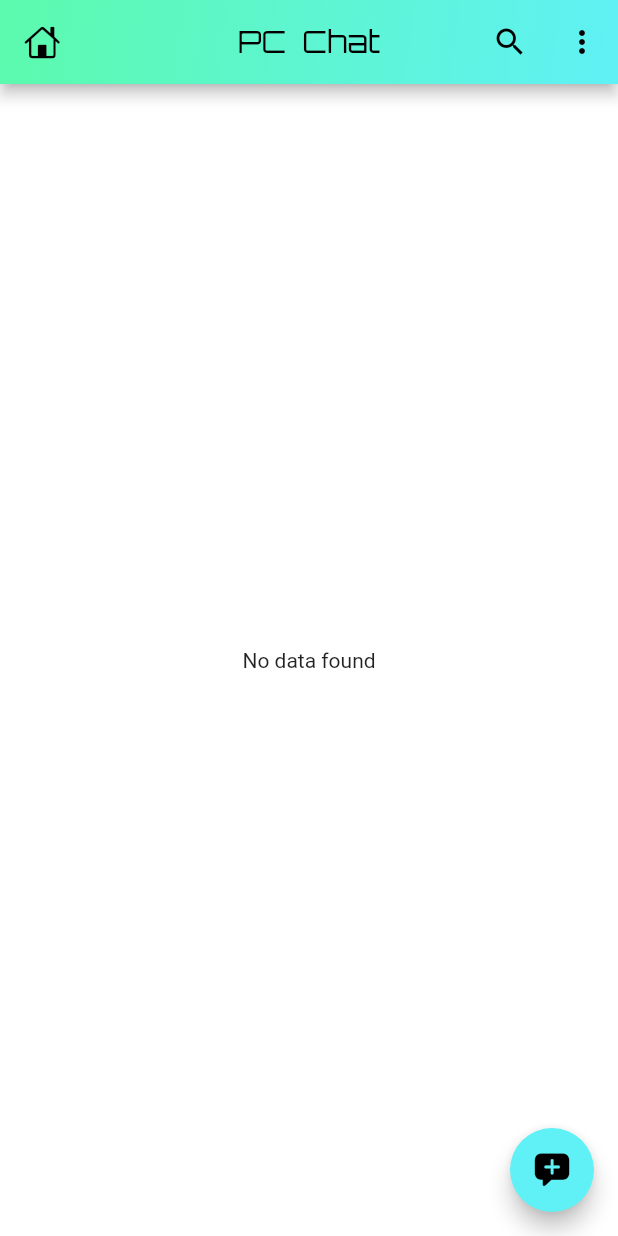
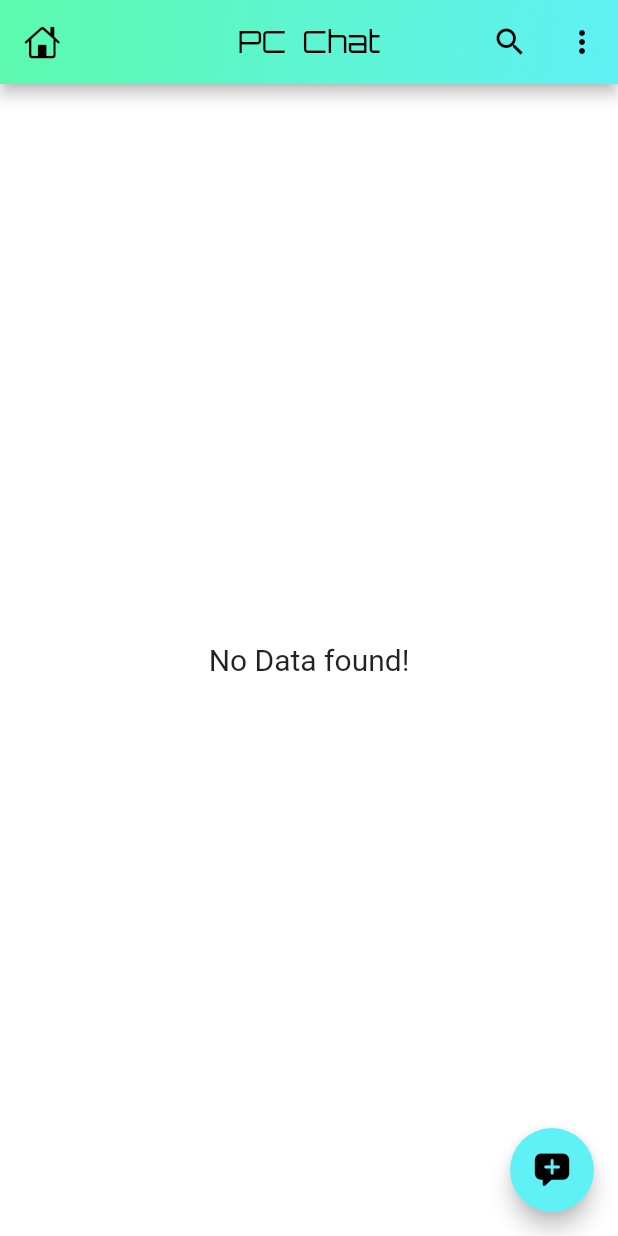
Before and after one commit to PrashantChandraker/prashant_chat_app, a Flutter app: the HomeScreen screen opened directly, on a phone screen of 412 x 824 dp. Run offline on Flutter 3.47's test engine with Material 3 defaults, Android fonts, the phone set to English and light mode, and no system bars; our stand-ins replace cloud_firestore, firebase_auth, firebase_core, google_sign_in; accounts and stored records are empty.

Commit message:
Handling StreamBuilder ConnectionStates & Showing Data In Custom Card

```diff
--- a/lib/screens/home_screen.dart
+++ b/lib/screens/home_screen.dart
@@ -3,6 +3,8 @@ import 'dart:convert';
 import 'package:cloud_firestore/cloud_firestore.dart';
 import 'package:flutter/cupertino.dart';
 import 'package:flutter/material.dart';
+import 'package:prashant_chat_app/models/chat_user.dart';
+import 'package:prashant_chat_app/widgets/chat_user_card.dart';
 
 class HomeScreen extends StatefulWidget {
   const HomeScreen({super.key});
@@ -12,6 +14,8 @@ class HomeScreen extends StatefulWidget {
 }
 
 class _HomeScreenState extends State<HomeScreen> {
+   List<ChatUser> list = []; // Creating an empty list to store the data from Firestore
+
   @override
   Widget build(BuildContext context) {
     return Scaffold(
@@ -67,63 +71,48 @@ class _HomeScreenState extends State<HomeScreen> {
       ),
       body: StreamBuilder(
         // This stream will take data from Firestore collection and it will give data to the ListView builder
-        stream: FirebaseFirestore.instance.collection('users').snapshots(),
+        stream: FirebaseFirestore.instance.collection('uses').snapshots(),
         builder: (context, snapshot) {
-          final list =
-              []; // Creating an empty list to store the data from Firestore
+          switch (snapshot.connectionState) {
+            // if the data is loading
+            case ConnectionState.waiting:
+            case ConnectionState.none:
+              return Center(
+                child: CircularProgressIndicator(),
+              );
 
-          if (snapshot.hasData) {
-            // Storing the data from snapshots in "data" to use further
-            final data = snapshot.data?.docs;
-            print(data);
+            // if some or all data is loaded then show it
+            case ConnectionState.active:
+            case ConnectionState.done:
 
-            // Check if there is any data
-            if (data!.isEmpty) {
-              return Center(child: Text('No data found'));
-            } else {
-              // Loop through the data and add to list
-              for (var i in data) {
-                debugPrint('\nData: ${jsonEncode(i.data())}'); // To print in debug console
+              // Storing the data from snapshots in "data" to use further
+              final data = snapshot.data?.docs;
 
-                // Add the data to the list as a map
-                list.add({
-                  'name': i.data()['name'],
-                  'about': i.data()['about'],
-                });
-              }
+              list = data?.map((e) => ChatUser.fromJson(e.data())).toList() ?? [];
 
-              return ListView.builder(
+             if(list.isNotEmpty){
+               return ListView.builder(
                 padding: EdgeInsets.only(top: 3),
                 itemCount: list.length,
                 physics: BouncingScrollPhysics(),
                 itemBuilder: (context, index) {
                   // Retrieve the name and about for the current user
-                  final user = list[index];
-                  final name = user['name'];
-                  final about = user['about'];
+                  // final user = list[index];
+                  // final name = user['name'];
+                  // final about = user['about'];
 
-                  return Column(
-                    crossAxisAlignment: CrossAxisAlignment.start,
-                    children: [
-                      Text('Name: $name'),
-                      Text('About: $about'),
-                      SizedBox(height: 6),
-                    ],
-                  ); // It will print on screen the name and about
+
+                  return ChatUserCard(user: list[index]);
+                  // return Text(
+                  //     'Name: ${list[index]}'); // It will print on screen the name and about
                 },
               );
-            }
-          } else if (snapshot.hasError) {
-            return Center(child: Text('Something went wrong'));
-          } else {
-            return Center(child: CircularProgressIndicator());
+             }else{
+              return Center(child: Text('No Data found!', style: TextStyle(fontSize: 20),));
+             }
           }
         },
       ),
     );
   }
-
-  Text nodata() {
-    return Text('No data found');
-  }
 }
```
Also changed, not shown: lib/models/chat_user.dart (+9 -9 lines), lib/widgets/chat_user_card.dart (+5 -3 lines).
